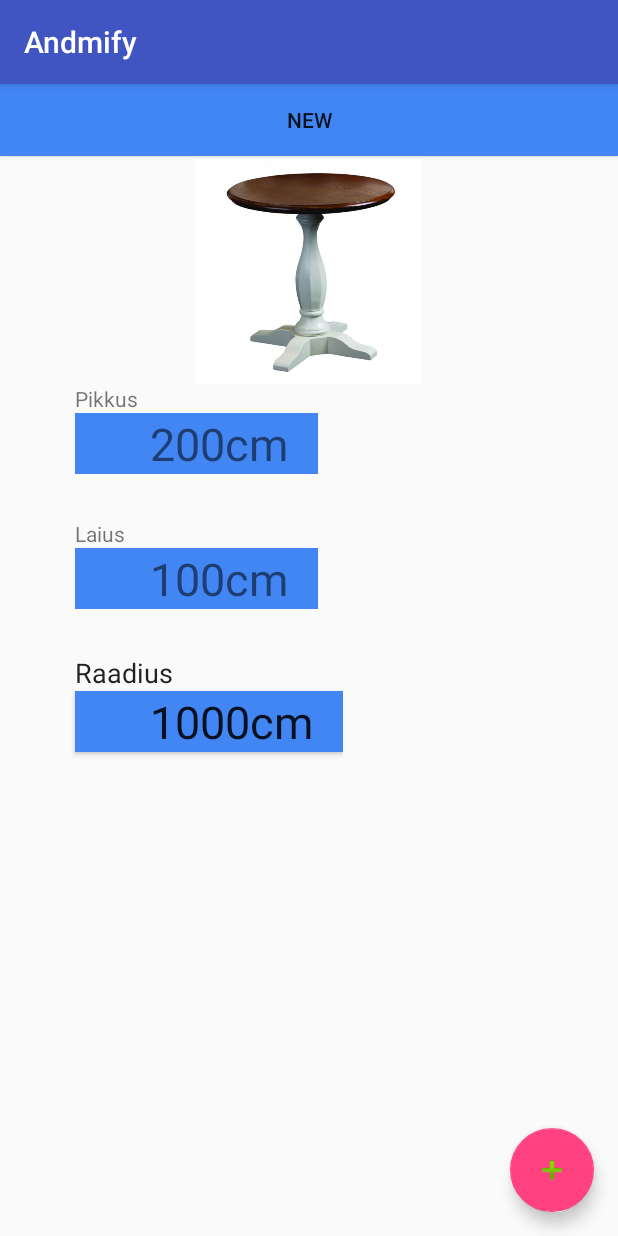
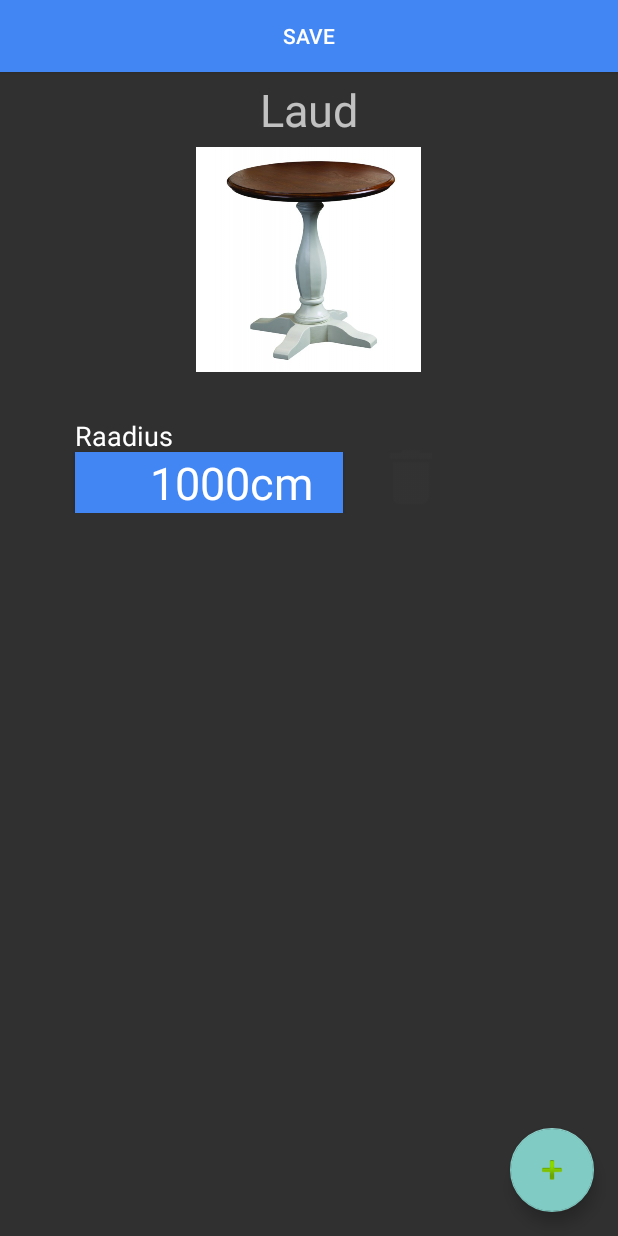
Before and after one commit to Kmarten/Andmeprojekt2, an Android app: the CreateFragment screen opened directly, with no data from a screen before it, after a tap on an icon or button, on a phone screen of 412 x 824 dp. Run offline under Robolectric (Android 15) with nearby library versions, the phone set to English and light mode, and no system bars; 2 other taps on this screen came first.

Commit message:
Button rework(in progress)

```diff
--- a/app/src/main/AndroidManifest.xml
+++ b/app/src/main/AndroidManifest.xml
@@ -9,7 +9,7 @@
         android:label="@string/app_name"
         android:roundIcon="@mipmap/ic_launcher_round"
         android:supportsRtl="true"
-        android:theme="@style/AppTheme">
+        android:theme="@style/Theme.Design.NoActionBar">
         <activity android:name=".MainActivity">
             <intent-filter>
                 <action android:name="android.intent.action.MAIN" />
--- a/app/src/main/java/com/example/kasutaja/andmeprojekt/CreateFragment.java
+++ b/app/src/main/java/com/example/kasutaja/andmeprojekt/CreateFragment.java
@@ -4,10 +4,6 @@ package com.example.kasutaja.andmeprojekt;
 import android.content.Context;
 import android.content.Intent;
 import android.content.SharedPreferences;
-import android.graphics.Color;
-import android.graphics.Paint;
-import android.graphics.drawable.ShapeDrawable;
-import android.graphics.drawable.shapes.RectShape;
 import android.os.Bundle;
 import android.support.design.widget.FloatingActionButton;
 import android.support.design.widget.Snackbar;
@@ -15,8 +11,6 @@ import android.support.v4.app.Fragment;
 import android.view.LayoutInflater;
 import android.view.View;
 import android.view.ViewGroup;
-import android.view.animation.Animation;
-import android.view.animation.AnimationUtils;
 import android.widget.Button;
 import android.widget.LinearLayout;
 import android.widget.Toast;
@@ -30,61 +24,27 @@ import java.util.HashMap;
 
 
 public class CreateFragment extends Fragment {
-    Animation FabOpen, FabClose, RotateClockwise, RotateAntiClockwise;
     boolean isOpen = false;
     boolean editable = false;
     int index = -1;
     ArrayList<Integer> idsOfDataFields = new ArrayList<>();
     ArrayList<TextDataView> objects = new ArrayList<>();
     FloatingActionButton mButton, eButton, dButton;
-    Button addViews;
-    Button btDelete;
+    Button addViews, btDelete;
     View inflated;
     HashMap<String, String> objectData = new HashMap<>();
     ArrayList<DataObject> allObjects = new ArrayList<>();
-
+    //Toolbar toolbar;
     @Override
     public View onCreateView(final LayoutInflater inflater, ViewGroup container, Bundle savedInstanceState){
         inflated = inflater.inflate(R.layout.fragment_data, container, false);
-        mButton = (FloatingActionButton)inflated.findViewById(R.id.bCreate);
-        eButton = (FloatingActionButton)inflated.findViewById(R.id.bEdit);
-        dButton = (FloatingActionButton)inflated.findViewById(R.id.bDelete);
-        FabOpen = AnimationUtils.loadAnimation(getContext(),R.anim.fab_open);
-        FabClose = AnimationUtils.loadAnimation(getContext(),R.anim.fab_close);
-        RotateClockwise = AnimationUtils.loadAnimation(getContext(),R.anim.rotate_clockwise);
-        RotateAntiClockwise = AnimationUtils.loadAnimation(getContext(),R.anim.rotate_anticlockwise);
+        //toolbar = inflated.findViewById(this);
 
-        //mButton = inflated.findViewById(R.id.bCreate);
+        mButton = inflated.findViewById(R.id.bCreate);
         mButton.setOnClickListener(new View.OnClickListener() {
             @Override
             public void onClick(View view) {
-                if(isOpen) {
-                    dButton.startAnimation(FabClose);
-                    eButton.startAnimation(FabClose);
-                    mButton.startAnimation(RotateAntiClockwise);
-                    dButton.setClickable(false);
-                    eButton.setClickable(false);
-                    isOpen = false;
-                    editable = false;
-
-                    for (int i = 0; i < objects.size(); i++) {
-                        TextDataView cview = (TextDataView) getActivity().findViewById(objects.get(i).getId());
-                        cview.dn.setFocusable(editable);
-                        cview.d.setFocusable(editable);
-                    }
-
-                }
-                else {
-                    dButton.startAnimation(FabOpen);
-                    eButton.startAnimation(FabOpen);
-                    mButton.startAnimation(RotateClockwise);
-                    dButton.setClickable(true);
-                    eButton.setClickable(true);
-                    isOpen = true;
-                    editable = true;
-
-
-                }
+                addField();
 
                 /*collectData();
                 createDataObject();
@@ -93,28 +53,16 @@ public class CreateFragment extends Fragment {
             }
         });
 
-        eButton.setOnClickListener(new View.OnClickListener() {
-            @Override
-            public void onClick(View view) {
-                // for tsükkel kõigile nuppudele (editable-true)
-                for (int i = 0; i < objects.size(); i++) {
-                    TextDataView cview = (TextDataView) getActivity().findViewById(objects.get(i).getId());
-                    cview.dn.setFocusableInTouchMode(editable);
-                    cview.d.setFocusableInTouchMode(editable);
-                }
-
-            }
-
-        });
-
-        /*btDelete = findViewById(R.id.bDelete);
+       /* btDelete = inflated.findViewById(R.id.del_bt);
 
         btDelete.setOnClickListener(new View.OnClickListener() {
             @Override
             public void onClick(View view) {
-                delete(index);
-                saveDataToMobile();
-                startActivity(new Intent(getActivity(), MainActivity.class));
+                if(editable) {
+                    delete(index);
+                    saveDataToMobile();
+                    startActivity(new Intent(getActivity(), MainActivity.class));
+                }
             }
         });*/
 
@@ -122,7 +70,7 @@ public class CreateFragment extends Fragment {
         addViews.setOnClickListener(new View.OnClickListener() {
             @Override
             public void onClick(View view) {
-                addField();
+
             }
         });
 
@@ -255,6 +203,7 @@ public class CreateFragment extends Fragment {
                 }
             });
 
+
             ll.addView(cview);
             /*mySnackbar.setText("Data object created");
             mySnackbar.show();*/
--- a/app/src/main/res/layout/fragment_data.xml
+++ b/app/src/main/res/layout/fragment_data.xml
@@ -4,7 +4,10 @@
     android:layout_width="fill_parent"
     android:layout_height="fill_parent"
     tools:context="com.example.kasutaja.andmeprojekt.DataFragment">
-
+  <!--  <include
+        layout = "@layout/fragment_toolbar"
+        android:id="@+id/toolbar"
+        />-->
     <ScrollView
         android:id="@+id/scrollView2"
         android:layout_width="fill_parent"
@@ -22,6 +25,7 @@
 
             <!--Placeholders-->
             <TextView
+                android:layout_marginTop="48dp"
                 android:layout_width="200dp"
                 android:layout_height="50dp"
                 android:layout_gravity="center"
@@ -40,7 +44,7 @@
                 android:src="@drawable/laud" />
 
 
-            <TextView
+           <!-- <TextView
                 android:layout_width="match_parent"
                 android:layout_height="wrap_content"
                 android:layout_marginStart="@dimen/padding_start_data"
@@ -73,7 +77,7 @@
                 android:paddingStart="50dp"
                 android:text="100cm"
                 android:textSize="30sp" />
-
+-->
         </LinearLayout>
     </ScrollView>
 
@@ -81,12 +85,13 @@
         android:id="@+id/btAddViews"
         android:layout_width="match_parent"
         android:layout_height="wrap_content"
-        android:text="@string/new_object"
-        android:background="@color/data_name"/>
+        android:text="@string/save_object"
+        android:background="@color/data_name" />
 
 
     <android.support.design.widget.FloatingActionButton
         android:id="@+id/bCreate"
+        android:background="@color/colorAccent"
         android:layout_width="56dp"
         android:layout_height="56dp"
         android:layout_marginBottom="16dp"
--- a/app/src/main/res/layout/view_text_data.xml
+++ b/app/src/main/res/layout/view_text_data.xml
@@ -1,13 +1,14 @@
 <?xml version="1.0" encoding="utf-8"?>
-<LinearLayout xmlns:android="http://schemas.android.com/apk/res/android"
+<android.support.design.widget.CoordinatorLayout xmlns:android="http://schemas.android.com/apk/res/android"
     android:layout_width="wrap_content"
     android:layout_height="wrap_content"
-    android:orientation="vertical">
+    >
         <EditText
             android:id="@+id/data_name"
             android:layout_width="match_parent"
             android:layout_height="wrap_content"
             android:layout_marginStart="@dimen/margin_start_data"
+            android:layout_marginTop="30dp"
             android:text="@string/data_name_blank"
             android:background="@null"/>
     <!--android:layout_marginTop="30dp"-->
@@ -17,16 +18,25 @@
             android:layout_width="wrap_content"
             android:layout_height="wrap_content"
             android:layout_marginStart="@dimen/margin_start_data"
+            android:layout_marginTop="53dp"
             android:background="@color/data"
             android:paddingEnd="20dp"
             android:paddingStart="50dp"
             android:text="@string/data_blank"
             android:elevation="2dp"
-            android:textSize="30sp" />
+            android:textSize="30sp"
+            android:maxLength="15"/>
+        <Button
+            android:id="@+id/del_bt"
+            android:layout_width="48dp"
+            android:layout_height="48dp"
+            android:background="@drawable/ic_delete_object"
+            android:layout_marginStart="250dp"
+            android:layout_marginTop="46dp"/>
         <android.support.v4.widget.Space
             android:layout_width="match_parent"
             android:layout_height="30dp"
             android:text="">
 
         </android.support.v4.widget.Space>
-</LinearLayout>
+</android.support.design.widget.CoordinatorLayout>
--- a/app/src/main/res/values/strings.xml
+++ b/app/src/main/res/values/strings.xml
@@ -8,7 +8,7 @@
     <string name="human_last_name">Last Name</string>
     <string name="data_name_blank">Data name</string>
     <string name="data_blank">Data</string>
-    <string name="new_object">New</string>
+    <string name="save_object">Save</string>
 
 
 </resources>
```
